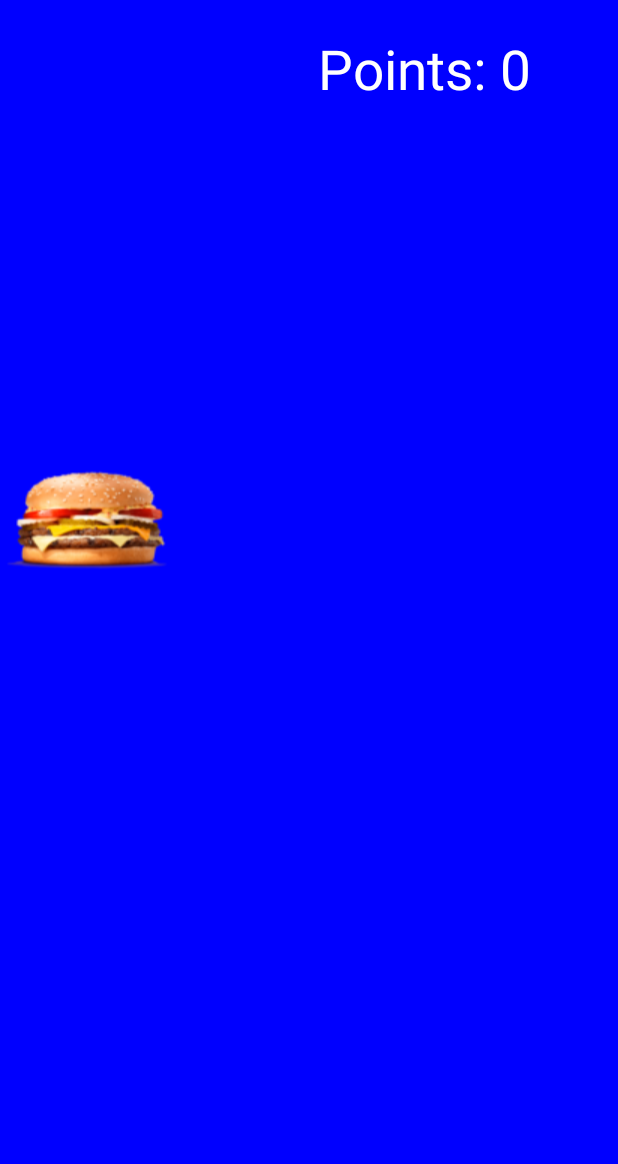
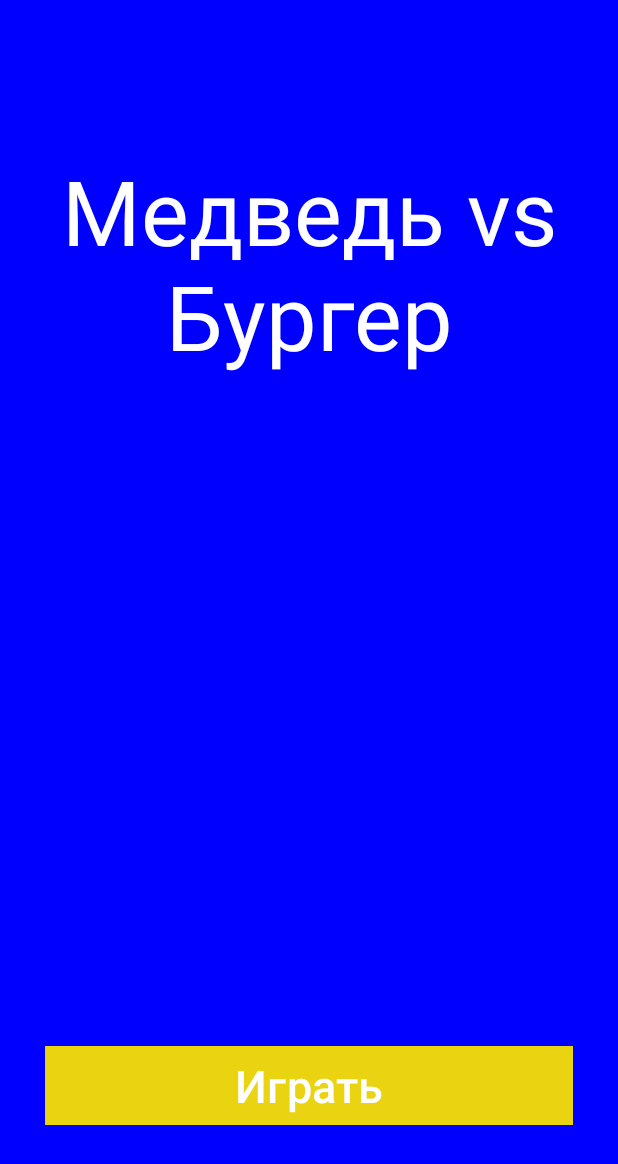
Before and after one commit to Yrkaa/BearVsBurger, an Android app: the screen it shows after launch (MainActivity before the commit, MenuActivity after it), on a phone screen of 412 x 824 dp. Shown: the top 1164 px of the screen. Run offline under Robolectric (Android 15) with nearby library versions, the phone set to English and light mode, and no system bars.

Commit message:
Сделал главное меню

```diff
--- a/app/src/main/AndroidManifest.xml
+++ b/app/src/main/AndroidManifest.xml
@@ -12,13 +12,19 @@
         android:theme="@style/Theme.FlappyBird"
         tools:targetApi="31">
         <activity
+            android:name=".MenuActivity"
+            android:exported="true">
+
+        <intent-filter>
+            <action android:name="android.intent.action.MAIN" />
+
+            <category android:name="android.intent.category.LAUNCHER" />
+        </intent-filter>
+
+        </activity>
+        <activity
             android:name=".MainActivity"
-            android:exported="true">
-            <intent-filter>
-                <action android:name="android.intent.action.MAIN" />
-
-                <category android:name="android.intent.category.LAUNCHER" />
-            </intent-filter>
+            android:exported="false">
         </activity>
     </application>
 
--- a/app/src/main/java/com/example/flappybird/GameView.java
+++ b/app/src/main/java/com/example/flappybird/GameView.java
@@ -1,6 +1,7 @@
 package com.example.flappybird;
 
 import android.content.Context;
+import android.content.Intent;
 import android.graphics.Bitmap;
 import android.graphics.BitmapFactory;
 import android.graphics.Canvas;
@@ -14,6 +15,8 @@ import androidx.annotation.NonNull;
 import java.util.Random;
 
 public class GameView extends View {
+
+    private Context c;
 
     private int viewWidth;
     private int viewHeight = 601;
@@ -37,6 +40,7 @@ public class GameView extends View {
 
     public GameView(Context context) {
         super(context);
+        this.c = c;
     }
 
     @Override
@@ -107,6 +111,7 @@ public class GameView extends View {
         //Проверка на столкновение
         if(new Rect(0, (int)playerY, 80*2+100, (int)playerY + 120*2+100).intersect(new Rect((int)enemyX, enemyY, (int)enemyX + 170*2+100, enemyY+200*2+100))){
             point = 0;
+             ((MainActivity) c).startActivity(new Intent(c, MenuActivity.class));
         }
 
 
--- /dev/null
+++ b/app/src/main/java/com/example/flappybird/MenuActivity.java
@@ -0,0 +1,41 @@
+package com.example.flappybird;
+
+import androidx.appcompat.app.AppCompatActivity;
+import androidx.constraintlayout.widget.ConstraintLayout;
+
+import android.content.Intent;
+import android.graphics.Color;
+import android.os.Bundle;
+import android.view.View;
+import android.widget.Button;
+
+public class MenuActivity extends AppCompatActivity {
+
+    //Эл. разметки
+    ConstraintLayout layout;
+    Button play;
+
+    @Override
+    protected void onCreate(Bundle savedInstanceState) {
+        super.onCreate(savedInstanceState);
+        setContentView(R.layout.activity_menu);
+
+        //Инициализация эл. разметки
+        layout = findViewById(R.id.menu_layout);
+        play = findViewById(R.id.play_btn);
+
+        //Заливка фона
+        layout.setBackgroundColor(Color.BLUE);
+
+        //Переход в игру
+        play.setOnClickListener(new View.OnClickListener() {
+            @Override
+            public void onClick(View view) {
+                Intent toGame = new Intent(MenuActivity.this, MainActivity.class);
+                startActivity(toGame);
+            }
+        });
+
+
+    }
+}
--- /dev/null
+++ b/app/src/main/res/layout/activity_menu.xml
@@ -0,0 +1,37 @@
+<?xml version="1.0" encoding="utf-8"?>
+<androidx.constraintlayout.widget.ConstraintLayout xmlns:android="http://schemas.android.com/apk/res/android"
+    xmlns:app="http://schemas.android.com/apk/res-auto"
+    xmlns:tools="http://schemas.android.com/tools"
+    android:layout_width="match_parent"
+    android:layout_height="match_parent"
+    android:id="@+id/menu_layout"
+    tools:context=".MenuActivity">
+
+    <TextView
+        android:id="@+id/textView"
+        android:layout_width="wrap_content"
+        android:layout_height="wrap_content"
+        android:layout_marginTop="100dp"
+        android:text="Медведь vs Бургер"
+        android:textAlignment="center"
+        android:textColor="#FFF"
+        android:textSize="60dp"
+        app:layout_constraintEnd_toEndOf="parent"
+        app:layout_constraintStart_toStartOf="parent"
+        app:layout_constraintTop_toTopOf="parent" />
+
+    <Button
+        android:id="@+id/play_btn"
+        android:layout_width="match_parent"
+        android:layout_height="wrap_content"
+        android:text="Играть"
+        android:textSize="30dp"
+        android:backgroundTint="#EAD310"
+        android:layout_marginBottom="70dp"
+        app:cornerRadius="0dp"
+        android:layout_marginHorizontal="30dp"
+        app:layout_constraintBottom_toBottomOf="parent"
+        app:layout_constraintEnd_toEndOf="parent"
+        app:layout_constraintStart_toStartOf="parent" />
+
+</androidx.constraintlayout.widget.ConstraintLayout>
--- a/app/src/main/res/values/themes.xml
+++ b/app/src/main/res/values/themes.xml
@@ -2,6 +2,7 @@
     <!-- Base application theme. -->
     <style name="Base.Theme.FlappyBird" parent="Theme.Material3.DayNight.NoActionBar">
         <!-- Customize your light theme here. -->
+        <item name="colorPrimary">#0600AE</item>
     </style>
 
     <style name="Theme.FlappyBird" parent="Base.Theme.FlappyBird" />
```
